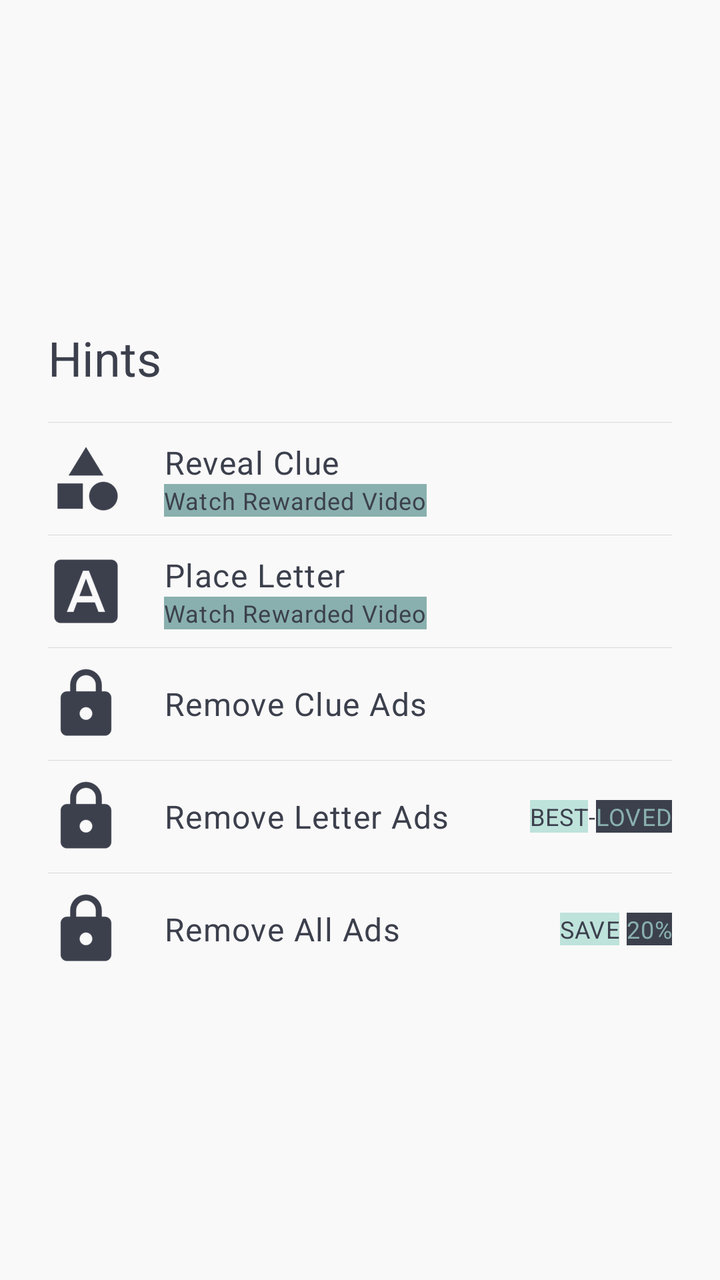
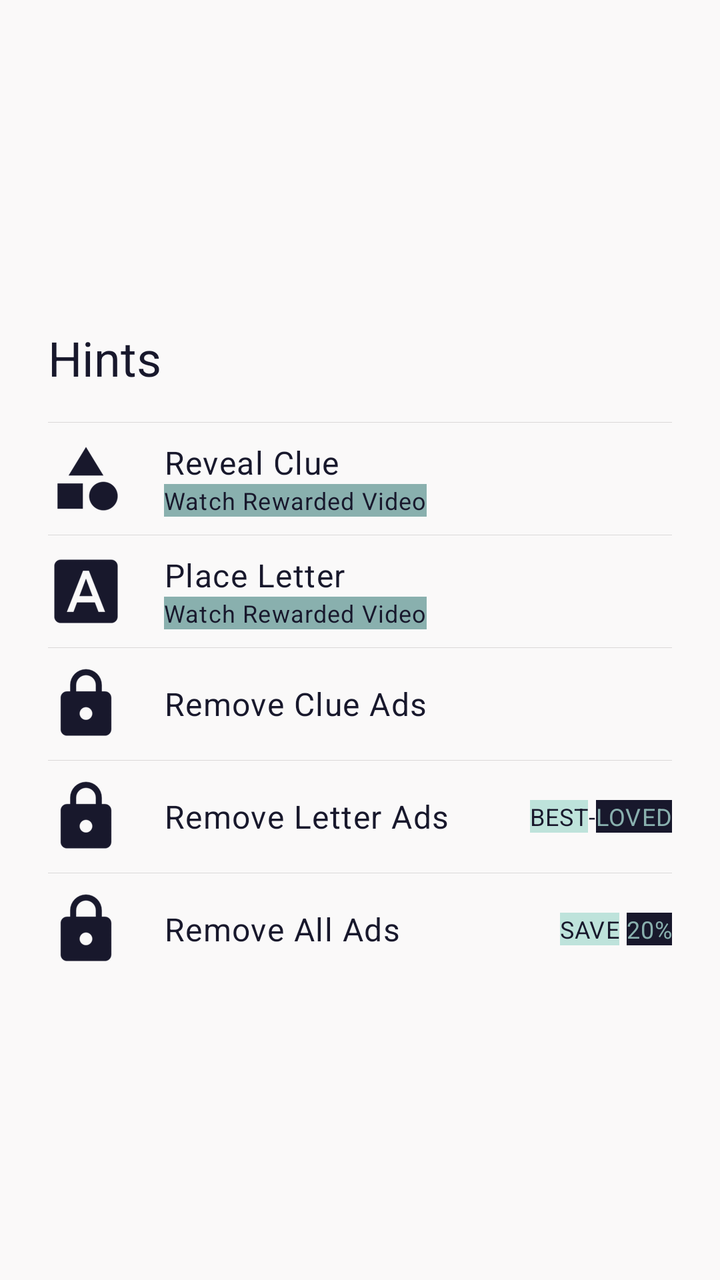

Before-and-after screenshots of an Android layout around one commit, followed by the original layout XML and the change that was made.
<!-- AndroidManifest.xml: application theme Theme.OC -->
<!-- res/layout/hints_fragment.xml -->
<?xml version="1.0" encoding="utf-8"?>
<androidx.appcompat.widget.LinearLayoutCompat xmlns:android="http://schemas.android.com/apk/res/android"
    xmlns:app="http://schemas.android.com/apk/res-auto"
    xmlns:tools="http://schemas.android.com/tools"
    android:layout_width="match_parent"
    android:layout_height="wrap_content"
    android:gravity="center"
    android:orientation="vertical"
    android:paddingVertical="@dimen/default_large_margin"
    app:divider="@drawable/divider"
    app:dividerPadding="@dimen/simple_dialog_left_margin"
    app:showDividers="middle">

    <androidx.appcompat.widget.LinearLayoutCompat
        android:id="@+id/hints_dialog_title"
        android:layout_width="match_parent"
        android:layout_height="@dimen/simple_dialog_header_height"
        android:orientation="horizontal">

        <androidx.appcompat.widget.AppCompatTextView
            android:layout_width="wrap_content"
            android:layout_height="wrap_content"
            android:layout_gravity="center_vertical"
            android:layout_marginStart="@dimen/simple_dialog_left_margin"
            android:text="@string/hints"
            android:textAppearance="@style/TextAppearance.OC.Headline5" />
    </androidx.appcompat.widget.LinearLayoutCompat>

    <androidx.appcompat.widget.LinearLayoutCompat
        android:id="@+id/category_reveal_button"
        android:layout_width="match_parent"
        android:layout_height="@dimen/simple_dialog_item_height"
        android:background="?android:attr/selectableItemBackground"
        android:clickable="true"
        android:focusable="true"
        android:orientation="horizontal">

        <androidx.appcompat.widget.AppCompatImageView
            android:layout_width="wrap_content"
            android:layout_height="wrap_content"
            android:layout_gravity="center_vertical"
            android:layout_marginStart="@dimen/simple_dialog_left_margin"
            android:layout_marginEnd="@dimen/simple_dialog_divider_margin"
            android:contentDescription="@string/rewarded_reveal_clue"
            android:src="@drawable/category_icon"
            app:tint="@color/colorOnPrimary"
            tools:ignore="RtlSymmetry" />

        <ViewFlipper
            android:id="@+id/reveal_category_flipper"
            android:layout_width="match_parent"
            android:layout_height="match_parent"
            android:inAnimation="@android:anim/slide_in_left"
            android:outAnimation="@android:anim/slide_out_right">

            <include
                android:id="@+id/reveal_category_hidden"
                layout="@layout/hint_available"
                android:layout_width="match_parent"
                android:layout_height="match_parent" />

            <include
                android:id="@+id/reveal_category_shown"
                layout="@layout/hint_revealed"
                android:layout_width="match_parent"
                android:layout_height="match_parent" />
        </ViewFlipper>

    </androidx.appcompat.widget.LinearLayoutCompat>

    <androidx.appcompat.widget.LinearLayoutCompat
        android:id="@+id/letter_place_button"
        android:layout_width="match_parent"
        android:layout_height="@dimen/simple_dialog_item_height"
        android:background="?android:attr/selectableItemBackground"
        android:clickable="true"
        android:focusable="true"
        android:orientation="horizontal">

        <androidx.appcompat.widget.AppCompatImageView
            android:layout_width="wrap_content"
            android:layout_height="wrap_content"
            android:layout_gravity="center_vertical"
            android:layout_marginStart="@dimen/simple_dialog_left_margin"
            android:layout_marginEnd="@dimen/simple_dialog_divider_margin"
            android:contentDescription="@string/rewarded_place_letter"
            android:src="@drawable/letter_icon"
            app:tint="@color/colorOnPrimary"
            tools:ignore="RtlSymmetry" />

        <androidx.appcompat.widget.LinearLayoutCompat
            android:layout_width="match_parent"
            android:layout_height="match_parent"
            android:gravity="center_vertical"
            android:orientation="vertical">

            <androidx.appcompat.widget.AppCompatTextView
                android:layout_width="wrap_content"
                android:layout_height="wrap_content"
                android:layout_gravity="center_vertical"
                android:text="@string/rewarded_place_letter"
                android:textAppearance="@style/TextAppearance.OC.Body1" />

            <androidx.appcompat.widget.AppCompatTextView
                android:layout_width="wrap_content"
                android:layout_height="wrap_content"
                android:layout_gravity="center_vertical"
                android:text="@string/watch_rewarded_video"
                android:paddingHorizontal="@dimen/_3sdp"
                android:background="@color/colorPrimary"
                android:textColor="@color/colorOnPrimary"
                android:textAppearance="@style/TextAppearance.OC.Caption" />
        </androidx.appcompat.widget.LinearLayoutCompat>
    </androidx.appcompat.widget.LinearLayoutCompat>

    <androidx.appcompat.widget.LinearLayoutCompat
        android:id="@+id/all_categories_button"
        android:layout_width="match_parent"
        android:layout_height="@dimen/simple_dialog_item_height"
        android:background="?android:attr/selectableItemBackground"
        android:clickable="true"
        android:focusable="true"
        android:orientation="horizontal">

        <androidx.appcompat.widget.AppCompatImageView
            android:layout_width="wrap_content"
            android:layout_height="wrap_content"
            android:layout_gravity="center_vertical"
            android:layout_marginStart="@dimen/simple_dialog_left_margin"
            android:layout_marginEnd="@dimen/simple_dialog_divider_margin"
            android:contentDescription="@string/iap_remove_clue_ads"
            android:src="@drawable/lock_icon"
            app:tint="@color/colorOnPrimary"
            tools:ignore="RtlSymmetry" />

        <androidx.appcompat.widget.LinearLayoutCompat
            android:layout_width="match_parent"
            android:layout_height="match_parent"
            android:gravity="center_vertical"
            android:orientation="vertical">

            <androidx.appcompat.widget.AppCompatTextView
                android:layout_width="wrap_content"
                android:layout_height="wrap_content"
                android:layout_gravity="center_vertical"
                android:text="@string/iap_remove_clue_ads"
                android:textAppearance="@style/TextAppearance.OC.Body1" />
        </androidx.appcompat.widget.LinearLayoutCompat>
    </androidx.appcompat.widget.LinearLayoutCompat>

    <androidx.appcompat.widget.LinearLayoutCompat
        android:id="@+id/all_letters_button"
        android:layout_width="match_parent"
        android:layout_height="@dimen/simple_dialog_item_height"
        android:background="?android:attr/selectableItemBackground"
        android:clickable="true"
        android:focusable="true"
        android:orientation="horizontal">

        <androidx.appcompat.widget.AppCompatImageView
            android:layout_width="wrap_content"
            android:layout_height="wrap_content"
            android:layout_gravity="center_vertical"
            android:layout_marginStart="@dimen/simple_dialog_left_margin"
            android:layout_marginEnd="@dimen/simple_dialog_divider_margin"
            android:contentDescription="@string/iap_remove_letter_ads"
            android:src="@drawable/lock_icon"
            app:tint="@color/colorOnPrimary"
            tools:ignore="RtlSymmetry" />

        <androidx.appcompat.widget.LinearLayoutCompat
            android:layout_width="match_parent"
            android:layout_height="match_parent"
            android:gravity="center_vertical"
            android:orientation="horizontal"
            android:weightSum="2">

            <androidx.appcompat.widget.AppCompatTextView
                android:layout_width="wrap_content"
                android:layout_height="wrap_content"
                android:layout_gravity="center_vertical"
                android:layout_weight="1"
                android:text="@string/iap_remove_letter_ads"
                android:textAppearance="@style/TextAppearance.OC.Body1" />

            <androidx.appcompat.widget.LinearLayoutCompat
                android:layout_width="wrap_content"
                android:layout_height="wrap_content"
                android:layout_weight="1"
                android:gravity="end"
                android:layout_marginRight="@dimen/simple_dialog_left_margin"
                android:orientation="horizontal">

                <androidx.appcompat.widget.AppCompatTextView
                    android:layout_width="wrap_content"
                    android:layout_height="wrap_content"
                    android:padding="@dimen/_3sdp"
                    android:layout_gravity="center_vertical"
                    android:background="@color/colorSecondary"
                    android:textColor="@color/colorOnPrimary"
                    android:text="BEST"
                    android:textAppearance="@style/TextAppearance.OC.Caption" />
                <androidx.appcompat.widget.AppCompatTextView
                    android:layout_width="wrap_content"
                    android:layout_height="wrap_content"
                    android:layout_gravity="center_vertical"
                    android:text="-"
                    android:textAppearance="@style/TextAppearance.OC.Caption" />
                <androidx.appcompat.widget.AppCompatTextView
                    android:layout_width="wrap_content"
                    android:layout_height="wrap_content"
                    android:padding="@dimen/_3sdp"
                    android:layout_gravity="center_vertical"
                    android:background="@color/colorOnPrimary"
                    android:textColor="@color/colorPrimary"
                    android:text="LOVED"
                    android:textAppearance="@style/TextAppearance.OC.Caption" />

            </androidx.appcompat.widget.LinearLayoutCompat>
        </androidx.appcompat.widget.LinearLayoutCompat>
    </androidx.appcompat.widget.LinearLayoutCompat>

    <androidx.appcompat.widget.LinearLayoutCompat
        android:id="@+id/unlock_all_hints_button"
        android:layout_width="match_parent"
        android:layout_height="@dimen/simple_dialog_item_height"
        android:background="?android:attr/selectableItemBackground"
        android:clickable="true"
        android:focusable="true"
        android:orientation="horizontal">

        <androidx.appcompat.widget.AppCompatImageView
            android:layout_width="wrap_content"
            android:layout_height="wrap_content"
            android:layout_gravity="center_vertical"
            android:layout_marginStart="@dimen/simple_dialog_left_margin"
            android:layout_marginEnd="@dimen/simple_dialog_divider_margin"
            android:contentDescription="@string/iap_remove_all_ads"
            android:src="@drawable/lock_icon"
            app:tint="@color/colorOnPrimary"
            tools:ignore="RtlSymmetry" />

        <androidx.appcompat.widget.LinearLayoutCompat
            android:layout_width="match_parent"
            android:layout_height="match_parent"
            android:gravity="center_vertical"
            android:layout_marginRight="@dimen/simple_dialog_left_margin"
            android:orientation="horizontal"
            android:weightSum="2">

            <androidx.appcompat.widget.AppCompatTextView
                android:layout_width="wrap_content"
                android:layout_height="wrap_content"
                android:layout_gravity="center_vertical"
                android:layout_weight="1"
                android:text="@string/iap_remove_all_ads"
                android:textAppearance="@style/TextAppearance.OC.Body1" />

            <androidx.appcompat.widget.LinearLayoutCompat
                android:layout_width="wrap_content"
                android:layout_height="wrap_content"
                android:layout_weight="1"
                android:gravity="end"
                android:orientation="horizontal">

                <androidx.appcompat.widget.AppCompatTextView
                    android:layout_width="wrap_content"
                    android:layout_height="wrap_content"
                    android:padding="@dimen/_3sdp"
                    android:layout_gravity="center_vertical"
                    android:background="@color/colorSecondary"
                    android:textColor="@color/colorOnPrimary"
                    android:text="SAVE"
                    android:textAppearance="@style/TextAppearance.OC.Caption" />
                <androidx.appcompat.widget.AppCompatTextView
                    android:layout_width="wrap_content"
                    android:layout_height="wrap_content"
                    android:layout_gravity="center_vertical"
                    android:text=" "
                    android:textAppearance="@style/TextAppearance.OC.Caption" />
                <androidx.appcompat.widget.AppCompatTextView
                    android:layout_width="wrap_content"
                    android:layout_height="wrap_content"
                    android:padding="@dimen/_3sdp"
                    android:layout_gravity="center_vertical"
                    android:background="@color/colorOnPrimary"
                    android:textColor="@color/colorPrimary"
                    android:text="20%"
                    android:textAppearance="@style/TextAppearance.OC.Caption" />

            </androidx.appcompat.widget.LinearLayoutCompat>
        </androidx.appcompat.widget.LinearLayoutCompat>
    </androidx.appcompat.widget.LinearLayoutCompat>

</androidx.appcompat.widget.LinearLayoutCompat>
<!-- res/layout/hint_available.xml (included above) -->
<?xml version="1.0" encoding="utf-8"?>
<androidx.appcompat.widget.LinearLayoutCompat xmlns:android="http://schemas.android.com/apk/res/android"
    android:layout_width="match_parent"
    android:layout_height="match_parent"
    android:gravity="center_vertical"
    android:orientation="vertical">

    <androidx.appcompat.widget.AppCompatTextView
        android:layout_width="wrap_content"
        android:layout_height="wrap_content"
        android:layout_gravity="center_vertical"
        android:text="@string/rewarded_reveal_clue"
        android:textAppearance="@style/TextAppearance.OC.Body1" />

    <androidx.appcompat.widget.AppCompatTextView
        android:layout_width="wrap_content"
        android:layout_height="wrap_content"
        android:layout_gravity="center_vertical"
        android:text="@string/watch_rewarded_video"
        android:paddingHorizontal="@dimen/_3sdp"
        android:background="@color/colorPrimary"
        android:textColor="@color/colorOnPrimary"
        android:textAppearance="@style/TextAppearance.OC.Caption" />
</androidx.appcompat.widget.LinearLayoutCompat>
<!-- res/layout/hint_revealed.xml (included above) -->
<?xml version="1.0" encoding="utf-8"?>
<androidx.appcompat.widget.LinearLayoutCompat xmlns:android="http://schemas.android.com/apk/res/android"
    android:layout_width="match_parent"
    android:layout_height="match_parent"
    android:gravity="center_vertical"
    android:orientation="vertical">

    <androidx.appcompat.widget.AppCompatTextView
        android:id="@+id/hint_revealed_textview"
        android:layout_width="match_parent"
        android:layout_height="wrap_content"
        android:layout_gravity="center_vertical"
        android:text="@string/rewarded_reveal_clue"
        android:textColor="@color/letterRewardedColor"
        android:textAppearance="@style/TextAppearance.OC.Body1" />

</androidx.appcompat.widget.LinearLayoutCompat>
<!-- resources referenced by this layout -->
<resources>
  <color name="colorOnPrimary">#3c404d</color>
  <color name="colorPrimary">#89b0ae</color>
  <color name="colorSecondary">#bee3db</color>
  <color name="letterRewardedColor">#719114</color>
  <dimen name="default_large_margin">16dp</dimen>
  <dimen name="simple_dialog_divider_margin">20dp</dimen>
  <dimen name="simple_dialog_header_height">64dp</dimen>
  <dimen name="simple_dialog_item_height">@dimen/_48sdp</dimen>
  <dimen name="simple_dialog_left_margin">24dp</dimen>
  <!-- drawable divider (drawable) -->
  <?xml version="1.0" encoding="utf-8"?>
  <shape xmlns:android="http://schemas.android.com/apk/res/android" >
      <size android:height=".1dp"/>
      <solid android:color="@color/itemDividerColor"/>
  </shape>
  <string name="hints">Hints</string>
  <string name="iap_remove_all_ads">Remove All Ads</string>
  <string name="iap_remove_clue_ads">Remove Clue Ads</string>
  <string name="iap_remove_letter_ads">Remove Letter Ads</string>
  <string name="rewarded_place_letter">Place Letter</string>
  <string name="rewarded_reveal_clue">Reveal Clue</string>
  <string name="watch_rewarded_video">Watch Rewarded Video</string>
  <style name="TextAppearance.OC.Body1" parent="TextAppearance.MaterialComponents.Body1">
          <item name="fontFamily">@font/yantramanav_medium</item>
          <item name="android:textColor">@color/colorOnPrimary</item>
      </style>
  <style name="TextAppearance.OC.Caption" parent="TextAppearance.MaterialComponents.Caption">
          <item name="fontFamily">@font/yantramanav_medium</item>
          <item name="android:textColor">@color/colorSecondaryVariant</item>
      </style>
  <style name="TextAppearance.OC.Headline5" parent="TextAppearance.MaterialComponents.Headline5">
          <item name="fontFamily">@font/yantramanav_bold</item>
          <item name="android:textColor">@color/colorOnPrimary</item>
      </style>
  <color name="itemDividerColor">#DAD8D8</color>
  <color name="colorSecondaryVariant">#3c404d</color>
  <color name="colorPrimaryVariant">#578280</color>
  <color name="colorOnSecondary">#405f5e</color>
  <color name="colorBackground">#faf9f9</color>
  <color name="colorOnBackground">#4f7573</color>
  <color name="colorSurface">#faf9f9</color>
  <color name="colorOnSurface">#4f7573</color>
  <color name="colorError">#EE3502</color>
  <color name="colorOnError">#faf9f9</color>
  <color name="navigationBarColor">#80797D88</color>
  <style name="ThemeOverlay.App.MaterialAlertDialog" parent="ThemeOverlay.MaterialComponents.MaterialAlertDialog">
          <item name="colorPrimary">@color/colorOnPrimary</item>
          <item name="colorSecondary">@color/colorSecondary</item>
          <item name="colorSurface">@color/colorSurface</item>
          <item name="colorOnSurface">@color/colorOnPrimary</item>
          <item name="android:backgroundTint">@color/colorSurface</item>
          <item name="titleTextColor">@color/colorSurface</item>
      </style>
  <style name="HehBottomSheetDialogTheme" parent="@style/ThemeOverlay.MaterialComponents.BottomSheetDialog">
          <item name="bottomSheetStyle">@style/HehCustomBottomSheet</item>
      </style>
  <style name="HehCustomBottomSheet" parent="Widget.MaterialComponents.BottomSheet">
          <item name="shapeAppearanceOverlay">@style/CustomShapeAppearanceBottomSheetDialog</item>
      </style>
  <style name="CustomShapeAppearanceBottomSheetDialog">
          <item name="cornerFamily">rounded</item>
          <item name="cornerSizeTopRight">@dimen/default_large_margin</item>
          <item name="cornerSizeTopLeft">@dimen/default_large_margin</item>
          <item name="android:layout_margin">@dimen/default_large_margin</item>
          <item name="cornerSizeBottomRight">0dp</item>
          <item name="cornerSizeBottomLeft">0dp</item>
      </style>
  <!-- unchanged entries left out for length: 5 -->
</resources>

<!-- the commit's change to res/layout/hints_fragment.xml (unified diff, before → after) -->
@@ -42,6 +42,7 @@
             android:layout_marginStart="@dimen/simple_dialog_left_margin"
             android:layout_marginEnd="@dimen/simple_dialog_divider_margin"
             android:contentDescription="@string/rewarded_reveal_clue"
+            android:clickable="false"
             android:src="@drawable/category_icon"
             app:tint="@color/colorOnPrimary"
             tools:ignore="RtlSymmetry" />
@@ -50,6 +51,7 @@
             android:id="@+id/reveal_category_flipper"
             android:layout_width="match_parent"
             android:layout_height="match_parent"
+            android:clickable="false"
             android:inAnimation="@android:anim/slide_in_left"
             android:outAnimation="@android:anim/slide_out_right">
 
@@ -83,6 +85,7 @@
             android:layout_gravity="center_vertical"
             android:layout_marginStart="@dimen/simple_dialog_left_margin"
             android:layout_marginEnd="@dimen/simple_dialog_divider_margin"
+            android:clickable="false"
             android:contentDescription="@string/rewarded_place_letter"
             android:src="@drawable/letter_icon"
             app:tint="@color/colorOnPrimary"
@@ -92,6 +95,7 @@
             android:layout_width="match_parent"
             android:layout_height="match_parent"
             android:gravity="center_vertical"
+            android:clickable="false"
             android:orientation="vertical">
 
             <androidx.appcompat.widget.AppCompatTextView
@@ -130,6 +134,7 @@
             android:layout_marginEnd="@dimen/simple_dialog_divider_margin"
             android:contentDescription="@string/iap_remove_clue_ads"
             android:src="@drawable/lock_icon"
+            android:clickable="false"
             app:tint="@color/colorOnPrimary"
             tools:ignore="RtlSymmetry" />
 
@@ -137,6 +142,7 @@
             android:layout_width="match_parent"
             android:layout_height="match_parent"
             android:gravity="center_vertical"
+            android:clickable="false"
             android:orientation="vertical">
 
             <androidx.appcompat.widget.AppCompatTextView
@@ -164,6 +170,7 @@
             android:layout_marginStart="@dimen/simple_dialog_left_margin"
             android:layout_marginEnd="@dimen/simple_dialog_divider_margin"
             android:contentDescription="@string/iap_remove_letter_ads"
+            android:clickable="false"
             android:src="@drawable/lock_icon"
             app:tint="@color/colorOnPrimary"
             tools:ignore="RtlSymmetry" />
@@ -173,6 +180,7 @@
             android:layout_height="match_parent"
             android:gravity="center_vertical"
             android:orientation="horizontal"
+            android:clickable="false"
             android:weightSum="2">
 
             <androidx.appcompat.widget.AppCompatTextView
@@ -237,6 +245,7 @@
             android:layout_marginEnd="@dimen/simple_dialog_divider_margin"
             android:contentDescription="@string/iap_remove_all_ads"
             android:src="@drawable/lock_icon"
+            android:clickable="false"
             app:tint="@color/colorOnPrimary"
             tools:ignore="RtlSymmetry" />
 
@@ -245,6 +254,7 @@
             android:layout_height="match_parent"
             android:gravity="center_vertical"
             android:layout_marginRight="@dimen/simple_dialog_left_margin"
+            android:clickable="false"
             android:orientation="horizontal"
             android:weightSum="2">
 
@@ -328,11 +338,13 @@
 
     <androidx.appcompat.widget.AppCompatTextView
         android:id="@+id/hint_revealed_textview"
-        android:layout_width="match_parent"
+        android:layout_width="wrap_content"
         android:layout_height="wrap_content"
         android:layout_gravity="center_vertical"
         android:text="@string/rewarded_reveal_clue"
-        android:textColor="@color/letterRewardedColor"
+        android:padding="@dimen/_3sdp"
+        android:textColor="@color/textOnRewardedColor"
+        android:background="@color/letterRewardedColor"
         android:textAppearance="@style/TextAppearance.OC.Body1" />
 
 </androidx.appcompat.widget.LinearLayoutCompat>
<!-- resource entries referenced after the edit -->
@@ -1,9 +1,10 @@
 <!-- resources referenced by this layout -->
 <resources>
-  <color name="colorOnPrimary">#3c404d</color>
+  <color name="colorOnPrimary">#18182C</color>
   <color name="colorPrimary">#89b0ae</color>
   <color name="colorSecondary">#bee3db</color>
-  <color name="letterRewardedColor">#719114</color>
+  <color name="letterRewardedColor">#FFD000</color>
+  <color name="textOnRewardedColor">#18182C</color>
   <dimen name="default_large_margin">16dp</dimen>
   <dimen name="simple_dialog_divider_margin">20dp</dimen>
   <dimen name="simple_dialog_header_height">64dp</dimen>
@@ -35,11 +36,11 @@
           <item name="android:textColor">@color/colorOnPrimary</item>
       </style>
   <color name="itemDividerColor">#DAD8D8</color>
-  <color name="colorSecondaryVariant">#3c404d</color>
+  <color name="colorSecondaryVariant">#18182C</color>
   <color name="colorPrimaryVariant">#578280</color>
   <color name="colorOnSecondary">#405f5e</color>
   <color name="colorBackground">#faf9f9</color>
-  <color name="colorOnBackground">#4f7573</color>
+  <color name="colorOnBackground">#344D4B</color>
   <color name="colorSurface">#faf9f9</color>
   <color name="colorOnSurface">#4f7573</color>
   <color name="colorError">#EE3502</color>
